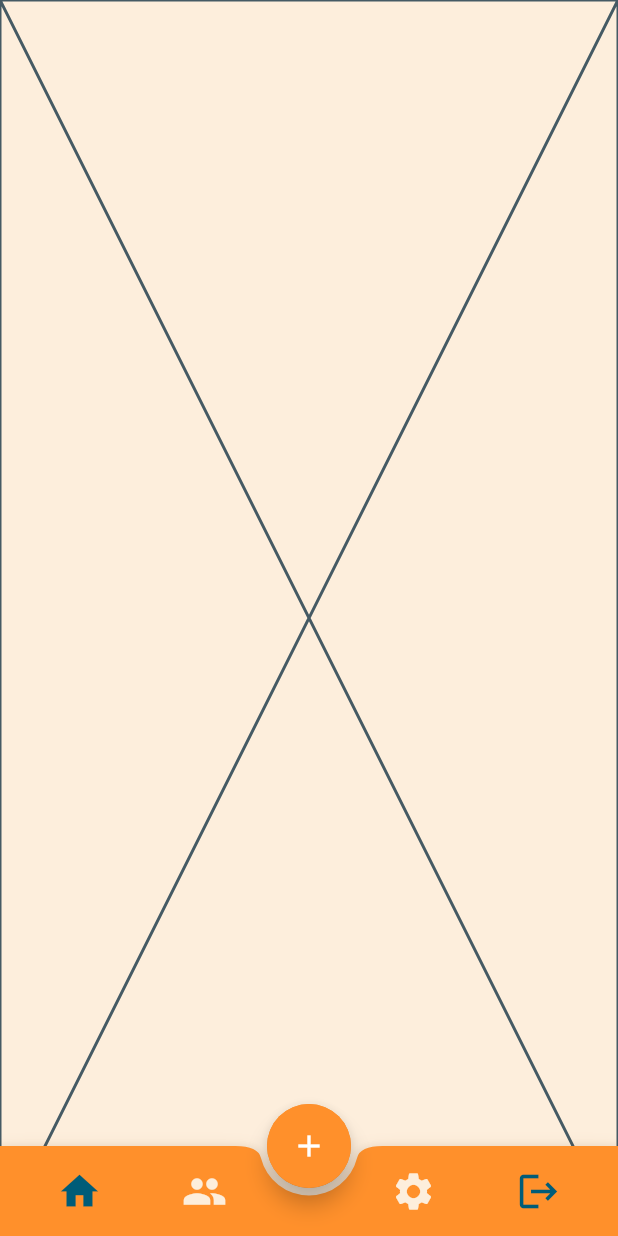
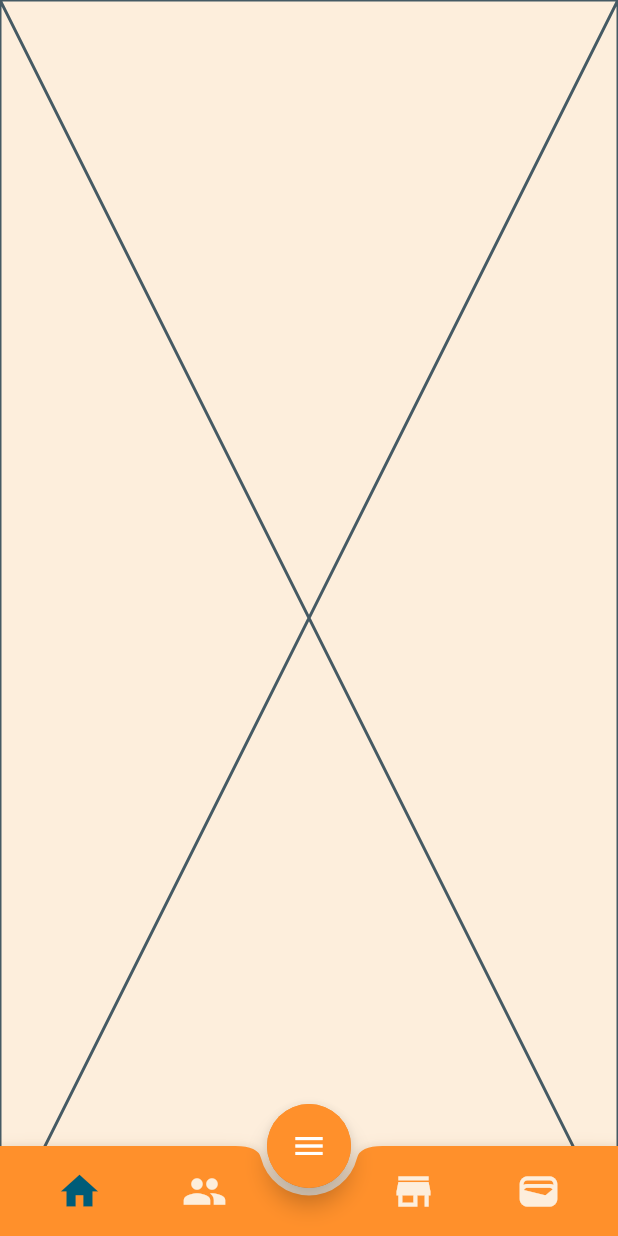
Before and after one commit to gmulonga/toppos-point-of-sale, a Flutter app: the Homepage screen opened by its route, on a phone screen of 412 x 824 dp. Run offline on Flutter 3.47's test engine with Material 3 defaults, Android fonts, the phone set to English and light mode, and no system bars.

Commit message:
fix: fixing the colors of the bottom nav

```diff
--- a/lib/Screens/Homepage.dart
+++ b/lib/Screens/Homepage.dart
@@ -32,7 +32,7 @@ class _HomepageState extends State<Homepage> {
             onPressed: openContainer,
             backgroundColor: kDarkYellow,
             child: Icon(
-              Icons.add,
+              Icons.menu,
               color: Colors.white,
             ),
           );
@@ -83,7 +83,7 @@ class _HomepageState extends State<Homepage> {
               iconSize: 30.0,
               padding: EdgeInsets.only(left: 28.0),
               icon: Icon(
-                Icons.settings,
+                Icons.store,
                 color: _selectedIndex == 2 ? kLightBlue : kBgCream,
               ),
               onPressed: () {
@@ -97,14 +97,13 @@ class _HomepageState extends State<Homepage> {
               iconSize: 30.0,
               padding: EdgeInsets.only(right: 28.0),
               icon: Icon(
-                Icons.logout,
-                color: _selectedIndex == 3 ? kDarkBlue : kLightBlue,
+                Icons.wallet,
+                color: _selectedIndex == 3 ? kLightBlue : kBgCream,
               ),
               onPressed: () {
                 setState(() {
                   _selectedIndex = 3;
-                  // sign out
-                  Navigator.pop(context);
+                  _myPage.jumpToPage(3);
                 });
               },
             ),
@@ -117,6 +116,7 @@ class _HomepageState extends State<Homepage> {
           Userspage(),
           Userspage(),
           Userspage(),
+          Userspage(),
         ],
         physics: NeverScrollableScrollPhysics(),
       ),
```
Also changed, not shown: lib/Screens/Dashboard.dart (+4 -3 lines).
